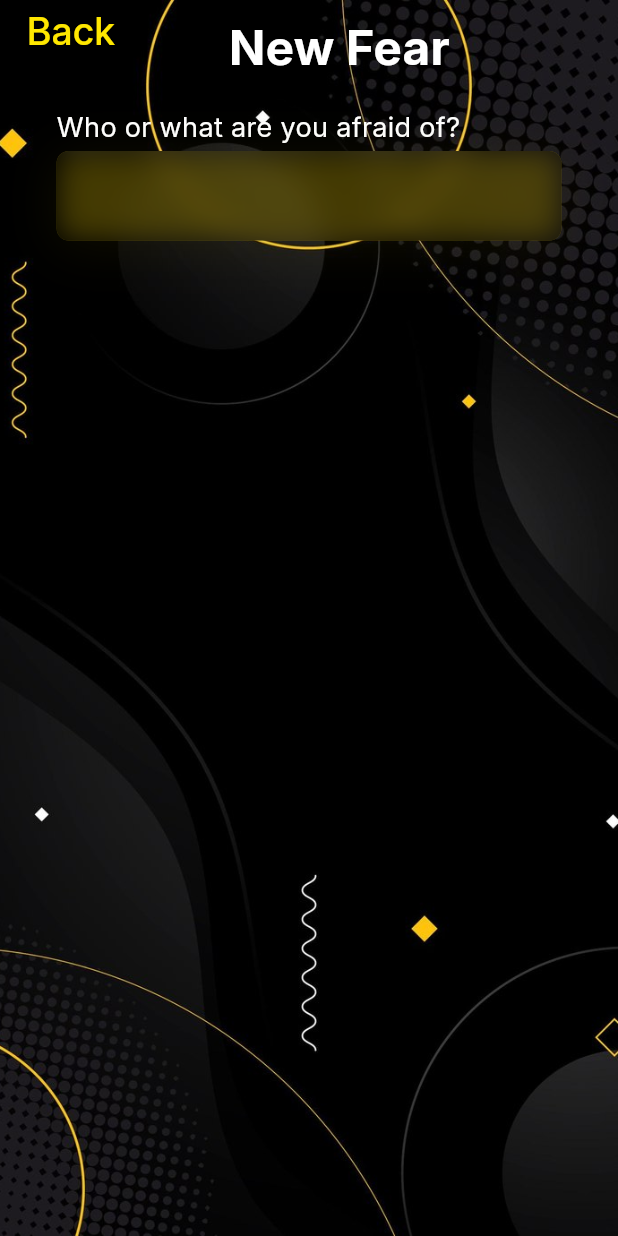
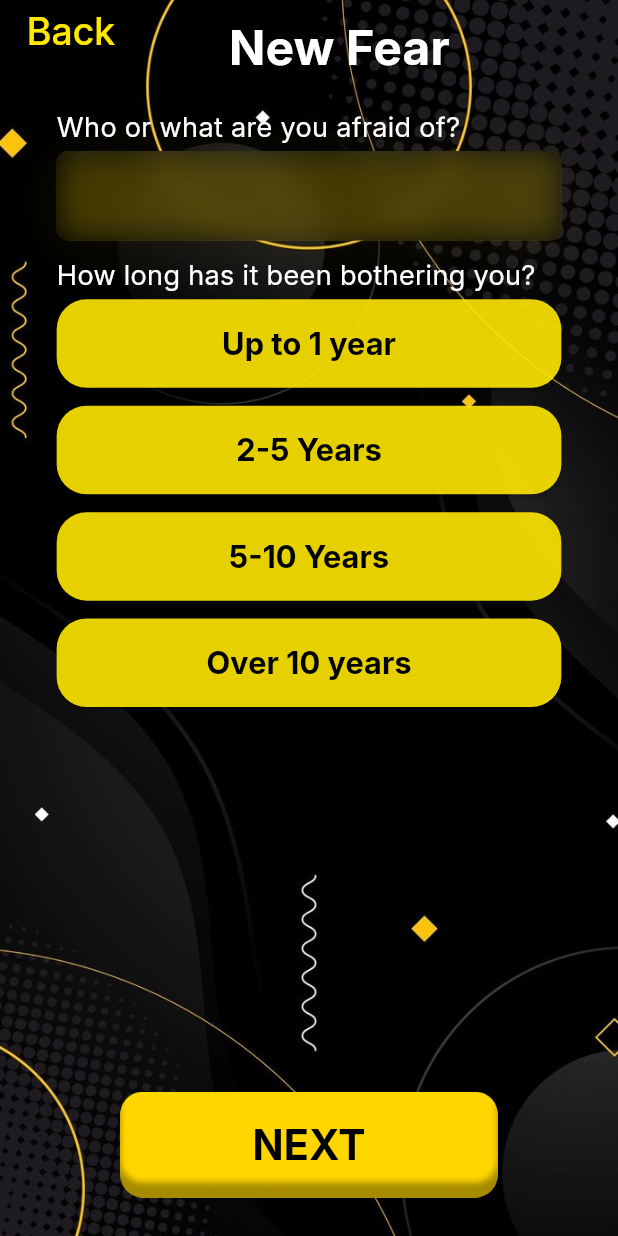
Before and after one commit to ibrahimsiam25/betfair, a Flutter app: the CustomScaffold screen opened directly, after a tap on an icon or button, on a phone screen of 412 x 824 dp. Run offline on Flutter 3.47's test engine with Material 3 defaults, Android fonts, the phone set to English and light mode, and no system bars; our stand-ins replace flutter_screenutil, flutter_svg, go_router, persistent_bottom_nav_bar, shared_preferences; accounts and stored records are empty.

Commit message:
Add Calendar Icon and Update Fears Feature Routes
- Added a new SVG file for the calendar icon in the assets directory.
- Updated the `app_assets.dart` file to include the new calendar icon and removed the custom text field icon.
- Introduced new constants and button labels in `app_constants.dart`.
- Created a new utility function `save_and_get_map_to_list_with_shared_pref.dart` to handle saving and retrieving lists of maps using SharedPreferences.
- Updated the `app_router.dart` to include new routes for the fears feature.
- Modified the `custom_text_feild.dart` widget to accept an optional icon and an onChanged callback.
- Added a new utility function `show_custom_snack_bar.dart` to display custom snack bars.
- Created new views and widgets for the fears feature: `new_fears_one_view.dart`, `new_fears_two_view.dart`, `new_fears_three_view.dart`, and their respective body widgets.
- Updated the `fears_view_body.dart` to navigate to the new fears feature routes.
- Added a new button widget `my_button.dart` for the fears feature.
- Updated the `new_fear_app_bar.dart` to include a back button that navigates back in the route stack.
- Removed the old `new_fears_view_body.dart` widget as it is no longer needed.

This commit enhances the fears feature by adding new views and routes, improving the user experience with custom text fields and snack bars, and updating the app's assets and constants accordingly.

```diff
--- a/lib/core/constants/app_assets.dart
+++ b/lib/core/constants/app_assets.dart
@@ -18,9 +18,9 @@ class Assets {
   /// assets/images/button.png
   static const String imagesButton = "assets/images/button.png";
 
-  /// Assets for imagesCustomtextField
-  /// assets/images/customtextField.svg
-  static const String imagesCustomtextField = "assets/images/customtextField.svg";
+  /// Assets for imagesCalendar
+  /// assets/images/calendar.svg
+  static const String imagesCalendar = "assets/images/calendar.svg";
 
   /// Assets for imagesHome
   /// assets/images/home.svg
--- a/lib/core/constants/app_constants.dart
+++ b/lib/core/constants/app_constants.dart
@@ -8,3 +8,11 @@ double kRadius24 = 24.0.r;
 double kRadius36 = 36.0.r;
 
 const String kIsOnBoardingView = 'isOnBoardingView';
+const String kFears = 'fears';
+const String kHowLong = 'howLong';
+ const List<String> buttonLabels = [
+    'Up to 1 year',
+    '2-5 Years',
+    '5-10 Years',
+    'Over 10 years',
+  ];
--- a/lib/core/routes/app_router.dart
+++ b/lib/core/routes/app_router.dart
@@ -2,12 +2,17 @@ import 'package:betfair/features/home/views/bottom_nav_bar.dart';
 import 'package:betfair/features/onboarding/views/onboarding_view.dart';
 import 'package:go_router/go_router.dart';
 
-import '../../features/fears/views/new_fears_view.dart';
+import '../../features/fears/views/new_fears_one_view.dart';
+import '../../features/fears/views/new_fears_three_view.dart';
+import '../../features/fears/views/new_fears_two_view.dart';
 
 abstract class AppRouter {
   static const String kOnBoardingView = '/onBoardingView';
   static const String kBottomNav = '/bottomNav';
-  static const String kNewFears = '/newFears';
+  static const String kNewOneFears = '/newOneFears';
+  static const String kNewTwoFears = '/newTwoFears';
+  static const String kNewThreeFears = '/newThreeFears';
+
 
   static final router = GoRouter(
     routes: [
@@ -20,8 +25,17 @@ abstract class AppRouter {
         builder: (context, state) => const BottomNavigationBarController(),
       ),
       GoRoute(
-        path: kNewFears,
-        builder: (context, state) => const NewFearsView(),
+        path: kNewOneFears,
+        builder: (context, state) => const NewFearsOneView(),
+      ),
+         GoRoute(
+        path: kNewTwoFears,
+        builder: (context, state) =>  NewFearsTwoView(
+          fearsMap: state.extra as Map<String, dynamic>,
+        ),
+      ),   GoRoute(
+        path: kNewThreeFears,
+        builder: (context, state) => const NewFearsThreeView(),
       ),
     ],
   );
--- a/lib/core/widgets/custom_text_feild.dart
+++ b/lib/core/widgets/custom_text_feild.dart
@@ -3,11 +3,14 @@ import 'package:betfair/core/theme/app_colors.dart';
 import 'package:flutter/material.dart';
 import 'package:flutter_screenutil/flutter_screenutil.dart';
 
+class CustomTextField extends StatelessWidget {
+  final Function(String) onChanged;
+  final Icon? icon; // Change to Icon type for flexibility
 
-
-class CustomTextField extends StatelessWidget {
   const CustomTextField({
     super.key,
+    required this.onChanged,
+    this.icon, // Accept an optional icon parameter
   });
 
   @override
@@ -16,38 +19,39 @@ class CustomTextField extends StatelessWidget {
       width: double.infinity,
       height: 50.h,
       decoration: BoxDecoration(
-       color: AppColors.darkPrimary.withOpacity(0.5), // الاحتفاظ بلون الخلفية الأصلي مع بعض الشفافية
+        color: AppColors.darkPrimary.withOpacity(0.5),
         borderRadius: const BorderRadius.all(
           Radius.circular(8),
         ),
         boxShadow: [
           BoxShadow(
             color: AppColors.darkPrimary.withOpacity(0.1),
-           offset: const Offset(0, 4), // الإزاحة Y=4 و X=0
-           blurRadius: 30, // مقدار الضبابية
-           spreadRadius: 0, // مقدار الانتشار
+            offset: const Offset(0, 4),
+            blurRadius: 30,
+            spreadRadius: 0,
           ),
         ],
       ),
       child: ClipRRect(
         borderRadius: const BorderRadius.all(
-         Radius.circular(8), // نفس الـ border-radius لتجنب تجاوز الحواف
+          Radius.circular(8),
         ),
         child: BackdropFilter(
-         filter: ImageFilter.blur(sigmaX: 10, sigmaY: 10), // إضافة الضبابية
+          filter: ImageFilter.blur(sigmaX: 10, sigmaY: 10),
           child: Container(
-           color: Colors.black.withOpacity(0.2), // استخدام لون شفاف لزيادة تأثير الشفافية
+            color: Colors.black.withOpacity(0.2),
             child: TextField(
               decoration: InputDecoration(
-               border: InputBorder.none, // إزالة الحدود الافتراضية
-               contentPadding: EdgeInsets.symmetric(horizontal: 20), // تباعد داخلي
-
+                border: InputBorder.none,
+                contentPadding:const EdgeInsets.symmetric(horizontal: 20),
+                suffixIcon: icon, // Place the icon here
               ),
-             style: TextStyle(
-               color: Colors.white, // لون النص المدخل
-               fontSize: 18, // حجم النص
+              style: const TextStyle(
+                color: Colors.white,
+                fontSize: 18,
               ),
               cursorColor: AppColors.darkPrimary,
+              onChanged: onChanged, // Use the callback here
             ),
           ),
         ),
--- a/lib/features/fears/views/new_fears_view.dart
+++ b/lib/features/fears/views/new_fears_one_view.dart
@@ -1,10 +1,10 @@
 import 'package:betfair/core/widgets/custom_scaffold.dart';
 import 'package:flutter/material.dart';
 
-import '../widgets/new_fears_view_body.dart';
+import '../widgets/new_fears_one_view_body.dart';
 
-class NewFearsView extends StatelessWidget {
-  const NewFearsView({super.key});
+class NewFearsOneView extends StatelessWidget {
+  const NewFearsOneView({super.key});
 
   @override
   Widget build(BuildContext context) {
--- a/lib/features/fears/widgets/fears_view_body.dart
+++ b/lib/features/fears/widgets/fears_view_body.dart
@@ -19,7 +19,7 @@ class FearsViewBody extends StatelessWidget {
         Align(
           alignment: Alignment.centerRight,
           child: IconButton(onPressed: (){
-            GoRouter.of(context).push(AppRouter.kNewFears);
+            GoRouter.of(context).push(AppRouter.kNewOneFears);
           }, icon:  SvgPicture.asset(
             width: 32.w,
                 height:32.h,
--- /dev/null
+++ b/lib/features/fears/widgets/my_button.dart
@@ -0,0 +1,45 @@
+import 'package:betfair/core/theme/app_colors.dart';
+
+import 'package:flutter/material.dart';
+import 'package:flutter_screenutil/flutter_screenutil.dart';
+import '../../../core/theme/app_text_styles.dart';
+
+
+class MyButton extends StatelessWidget {
+  final String label;
+  final double opacity;
+  final VoidCallback onPressed;
+
+  const MyButton({
+    Key? key,
+    required this.label,
+    required this.opacity,
+    required this.onPressed,
+  }) : super(key: key);
+
+  @override
+  Widget build(BuildContext context) {
+    return Opacity(
+      opacity: opacity,
+      child: Container(
+        margin: EdgeInsets.only(bottom: 10.h),
+        child: ElevatedButton(
+          onPressed: onPressed,
+          style: ElevatedButton.styleFrom(
+            backgroundColor: AppColors.primary, // Button color
+            shape: RoundedRectangleBorder(
+              borderRadius: BorderRadius.circular(20), // Rounded corners
+            ),
+
+            padding:const EdgeInsets.symmetric(vertical: 15), // Padding
+            minimumSize: const Size(double.infinity, 50), // Minimum width and height
+          ),
+          child: Text(
+            label,
+            style: AppTextStyles.fontBlackW700.copyWith(fontSize: 18.sp),
+          ),
+        ),
+      ),
+    );
+  }
+}
--- a/lib/features/fears/widgets/new_fear_app_bar.dart
+++ b/lib/features/fears/widgets/new_fear_app_bar.dart
@@ -17,7 +17,9 @@ class NewFearAppBar extends StatelessWidget {
       Transform.translate(
         offset:const Offset(0, -5), // تحريك للأعلى بمقدار -5 (يمكنك تغيير هذه القيمة)
         child: TextButton(
-          onPressed: () {},
+          onPressed: () {
+            Navigator.pop(context);
+          },
           child: Text(
             "Back",
             style: AppTextStyles.fontPrimaryW500.copyWith(
--- /dev/null
+++ b/lib/features/fears/widgets/new_fears_one_view_body.dart
@@ -0,0 +1,110 @@
+import 'package:betfair/core/routes/app_router.dart';
+import 'package:betfair/core/widgets/custom_button.dart';
+import 'package:betfair/core/widgets/show_custom_snack_bar.dart';
+import 'package:betfair/features/fears/widgets/my_button.dart';
+import 'package:betfair/features/fears/widgets/new_fear_app_bar.dart';
+import 'package:flutter/material.dart';
+import 'package:flutter_screenutil/flutter_screenutil.dart';
+import 'package:go_router/go_router.dart';
+import '../../../core/constants/app_constants.dart';
+import '../../../core/theme/app_text_styles.dart';
+import '../../../core/widgets/custom_text_feild.dart';
+
+
+class NewFearsViewBody extends StatefulWidget {
+  const NewFearsViewBody({super.key});
+
+  @override
+  State<NewFearsViewBody> createState() => _NewFearsViewBodyState();
+}
+
+class _NewFearsViewBodyState extends State<NewFearsViewBody> {
+
+
+  List<double> opacities = List.filled(buttonLabels.length, 0.9);
+  String textFieldValue = '';
+  bool isButtonPressed = false;
+
+  void _onButtonPressed(int index) {
+    setState(() {
+      isButtonPressed = true;
+      opacities[index] = 1.0; // Set the pressed button opacity
+      // Reset other buttons' opacity
+      for (int i = 0; i < opacities.length; i++) {
+        if (i != index) {
+          opacities[i] = 0.7;
+        }
+      }
+    });
+  }
+
+  void _onNextPressed() async {
+    if (textFieldValue.isEmpty || !isButtonPressed) {
+      showCustomSnackBar(
+        context,
+        "Please enter your fears and select how long it has been bothering you.",
+      );
+    } else {
+      final int selectedDurationIndex = opacities.indexOf(1.0);
+      GoRouter.of(context).push(
+        AppRouter.kNewTwoFears,
+        extra: {
+          kFears: textFieldValue,
+          kHowLong: buttonLabels[selectedDurationIndex],
+        },
+      );
+    }
+  }
+
+  @override
+  Widget build(BuildContext context) {
+    return Padding(
+      padding: EdgeInsets.symmetric(horizontal: 5.w),
+      child: Column(
+        children: [
+          const NewFearAppBar(),
+          Padding(
+            padding: EdgeInsets.symmetric(horizontal: 28.w),
+            child: Column(
+              crossAxisAlignment: CrossAxisAlignment.start,
+              children: [
+                SizedBox(height: 16.h),
+                Text(
+                  "Who or what are you afraid of?",
+                  style: AppTextStyles.fontWhiteW400.copyWith(fontSize: 16.sp),
+                ),
+                SizedBox(height: 3.h),
+                CustomTextField(
+                  onChanged: (value) {
+                    setState(() {
+                      textFieldValue = value;
+                    });
+                  },
+                ),
+                SizedBox(height: 8.h),
+                Text(
+                  "How long has it been bothering you?",
+                  style: AppTextStyles.fontWhiteW400.copyWith(fontSize: 16.sp),
+                ),
+                SizedBox(height: 3.h),
+                ...List.generate(buttonLabels.length, (index) {
+                  return MyButton(
+                    label: buttonLabels[index],
+                    opacity: opacities[index],
+                    onPressed: () => _onButtonPressed(index),
+                  );
+                }),
+              ],
+            ),
+          ),
+          const Spacer(),
+          CustomButton(
+            text: "NEXT",
+            onPressed: _onNextPressed,
+          ),
+          SizedBox(height: 16.h),
+        ],
+      ),
+    );
+  }
+}
--- a/lib/features/fears/widgets/new_fears_view_body.dart
+++ /dev/null
@@ -1,43 +0,0 @@
-import 'dart:ui';
-import 'package:betfair/core/theme/app_colors.dart';
-import 'package:betfair/features/fears/widgets/new_fear_app_bar.dart';
-import 'package:flutter/material.dart';
-import 'package:flutter_screenutil/flutter_screenutil.dart';
-import '../../../core/theme/app_text_styles.dart';
-import '../../../core/widgets/custom_text_feild.dart';
-
-class NewFearsViewBody extends StatelessWidget {
-  const NewFearsViewBody({super.key});
-
-  @override
-  Widget build(BuildContext context) {
-    return Padding(
-      padding: EdgeInsets.symmetric(horizontal: 5.w),
-      child: Column(
-        children: [
-          const NewFearAppBar(),
-          Padding(
-            padding: EdgeInsets.symmetric(horizontal: 28.w),
-            child: Column(
-              crossAxisAlignment: CrossAxisAlignment.start,
-              children: [
-                SizedBox(height: 16.h),
-                Align(
-                  alignment: Alignment.centerLeft,
-                  child: Text(
-                    "Who or what are you afraid of?",
-                    style: AppTextStyles.fontWhiteW400.copyWith(fontSize: 16.sp),
-                  ),
-                ),
-                SizedBox(height: 3.h),
-
- CustomTextField(),
-
-
-            ]),
-          )
-        ],
-      ),
-    );
-  }
-}
```
Also changed, not shown: lib/core/functions/save_and_get_map_to_list_with_shared_pref.dart (added, +77 -0 lines), lib/core/widgets/show_custom_snack_bar.dart (added, +11 -0 lines), lib/features/fears/views/new_fears_three_view.dart (added, +14 -0 lines), lib/features/fears/views/new_fears_two_view.dart (added, +18 -0 lines), lib/features/fears/widgets/new_fears_three_view_body.dart (added, +10 -0 lines), lib/features/fears/widgets/new_fears_two_view_body.dart (added, +13 -0 lines), assets/images/calendar.svg (added). Lines whose indentation alone changed are shown as unchanged.
